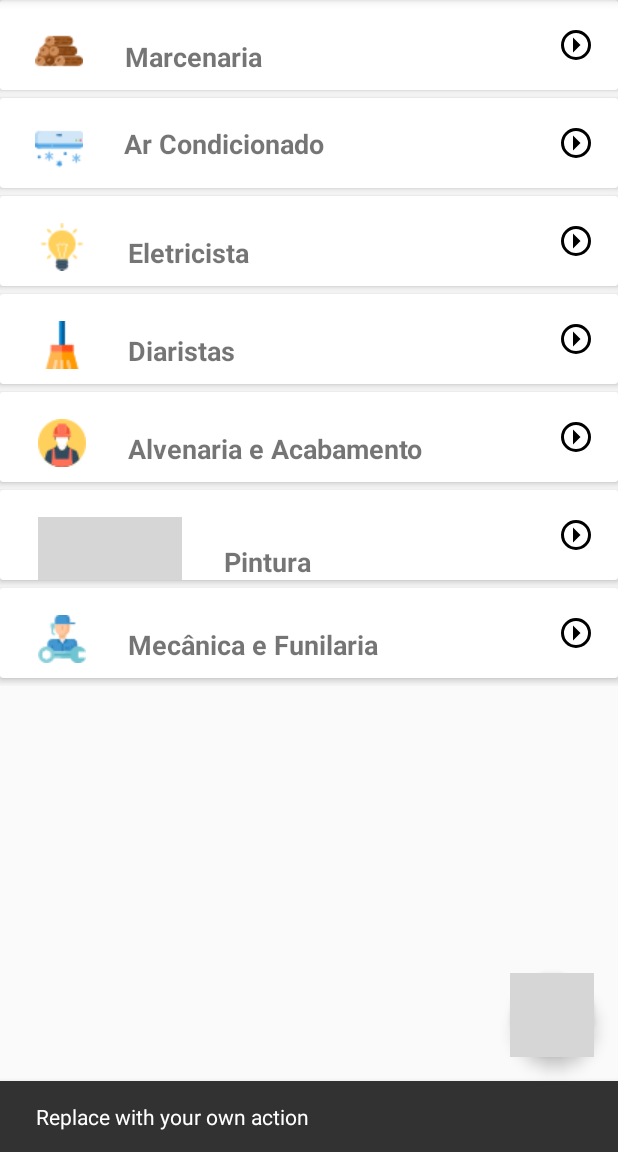
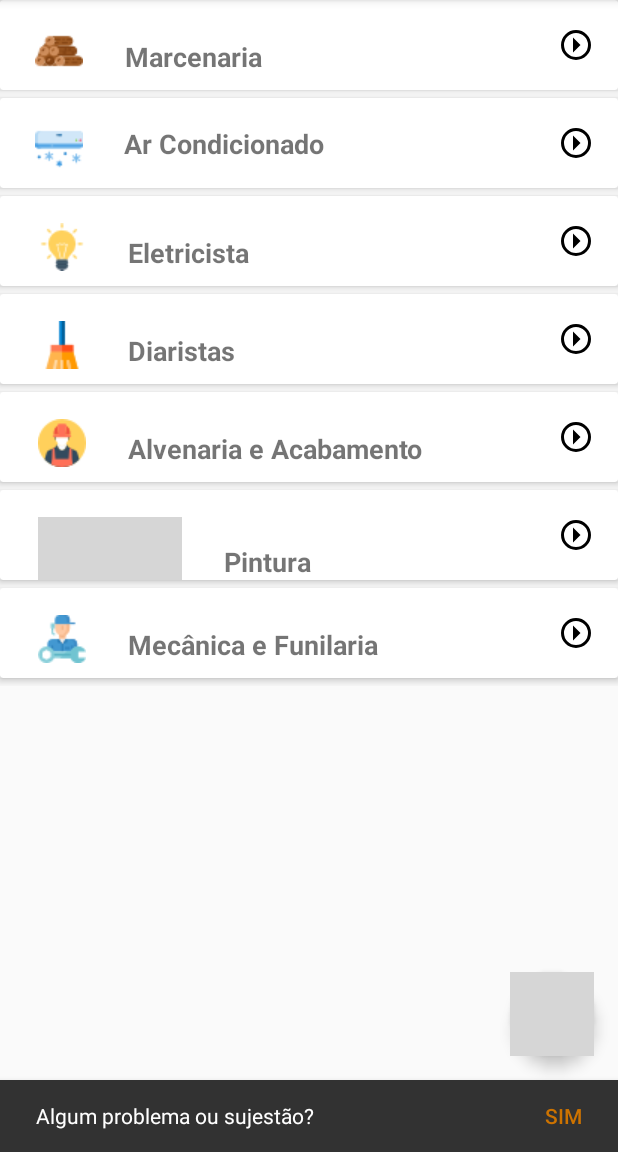
Before and after one commit to Rafasystec/GeniusUser, an Android app: the screen it shows after launch (MainActivity), after a tap on an icon or button, on a phone screen of 412 x 824 dp, the part 84-1236 px from its top. Run offline under Robolectric (Android 15) with nearby library versions, the phone set to English and light mode, and no system bars; grey boxes are pictures that could not be loaded.

```diff
--- a/app/src/main/AndroidManifest.xml
+++ b/app/src/main/AndroidManifest.xml
@@ -56,7 +56,8 @@
             android:name=".activities.MapsActivity"
             android:label="@string/title_activity_maps" />
         <activity android:name=".activities.CommentsToProfessionalActivity" />
-        <activity android:name=".activities.SeeProfessionalAgendaActivity"></activity>
+        <activity android:name=".activities.SeeProfessionalAgendaActivity" />
+        <activity android:name=".activities.ContactActivity"></activity>
     </application>
 
 </manifest>
--- a/app/src/main/java/br/com/barcadero/geniususer/activities/MainActivity.kt
+++ b/app/src/main/java/br/com/barcadero/geniususer/activities/MainActivity.kt
@@ -4,6 +4,7 @@ import android.content.Intent
 import android.os.Bundle
 import android.support.design.widget.Snackbar
 import android.support.design.widget.NavigationView
+import android.support.v4.content.ContextCompat
 import android.support.v4.view.GravityCompat
 import android.support.v7.app.ActionBarDrawerToggle
 import android.view.Menu
@@ -11,6 +12,7 @@ import android.view.MenuItem
 import br.com.barcadero.geniususer.R
 import br.com.barcadero.geniususer.fragments.ChooseServiceAreaFragment
 import br.com.barcadero.geniususer.model.enums.EnumTypeUser
+import br.com.transferr.extensions.toast
 import kotlinx.android.synthetic.main.activity_main.*
 import kotlinx.android.synthetic.main.app_bar_main.*
 
@@ -22,8 +24,10 @@ class MainActivity : BaseActivity(), NavigationView.OnNavigationItemSelectedList
         setSupportActionBar(toolbar)
 
         fab.setOnClickListener { view ->
-            Snackbar.make(view, "Replace with your own action", Snackbar.LENGTH_LONG)
-                    .setAction("Action", null).show()
+            Snackbar.make(view, "Algum problema ou sujestão?", Snackbar.LENGTH_LONG)
+                    .setAction("Sim", {startContactUsActivity()})
+                    .setActionTextColor(ContextCompat.getColor(this,R.color.snackBarActionColor))
+                    .show()
         }
 
         val toggle = ActionBarDrawerToggle(
@@ -104,4 +108,10 @@ class MainActivity : BaseActivity(), NavigationView.OnNavigationItemSelectedList
         fm.add(R.id.mainFragment,choose,"Escolha uma Área")
         fm.commit()
     }
+
+    private fun startContactUsActivity(){
+        val intent = Intent(this,ContactActivity::class.java)
+        startActivity(intent)
+    }
+
 }
--- a/app/src/main/res/values/colors.xml
+++ b/app/src/main/res/values/colors.xml
@@ -13,5 +13,7 @@
     <color name="bootstrapAlertDangerText">#a94442</color>
     <color name="bootstrapButtonSuccess">#5cb85c</color>
     <color name="bootstrapButtonSuccessText">#fff</color>
+    <color name="snackBarActionColor">#CD7300</color>
+
 
 </resources>
```
